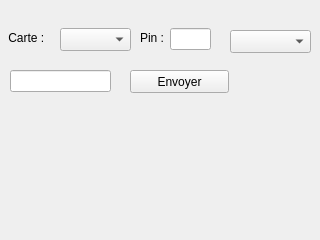
Above: src/DebugPin.ui from polybox3d/polybox before the change. Below: the same form after it.
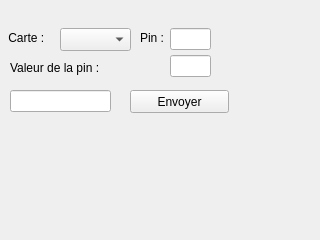
That is the form after the change.

Commit message: Correct parsing

```diff
--- a/src/DebugPin.ui
+++ b/src/DebugPin.ui
@@ -17,7 +17,7 @@
    <property name="geometry">
     <rect>
      <x>130</x>
-     <y>70</y>
+     <y>90</y>
      <width>99</width>
      <height>23</height>
     </rect>
@@ -30,7 +30,7 @@
    <property name="geometry">
     <rect>
      <x>10</x>
-     <y>70</y>
+     <y>90</y>
      <width>101</width>
      <height>22</height>
     </rect>
@@ -46,16 +46,6 @@
     </rect>
    </property>
   </widget>
-  <widget class="QComboBox" name="IOCombo">
-   <property name="geometry">
-    <rect>
-     <x>230</x>
-     <y>30</y>
-     <width>81</width>
-     <height>23</height>
-    </rect>
-   </property>
-  </widget>
   <widget class="QLabel" name="boardLabel">
    <property name="geometry">
     <rect>
@@ -92,6 +82,29 @@
     <string>Pin : </string>
    </property>
   </widget>
+  <widget class="QLineEdit" name="pinValueInc">
+   <property name="geometry">
+    <rect>
+     <x>170</x>
+     <y>55</y>
+     <width>41</width>
+     <height>22</height>
+    </rect>
+   </property>
+  </widget>
+  <widget class="QLabel" name="boardLabel_2">
+   <property name="geometry">
+    <rect>
+     <x>10</x>
+     <y>60</y>
+     <width>131</width>
+     <height>16</height>
+    </rect>
+   </property>
+   <property name="text">
+    <string>Valeur de la pin : </string>
+   </property>
+  </widget>
  </widget>
  <resources/>
  <connections/>
```
The commit also changes 2 other files.
